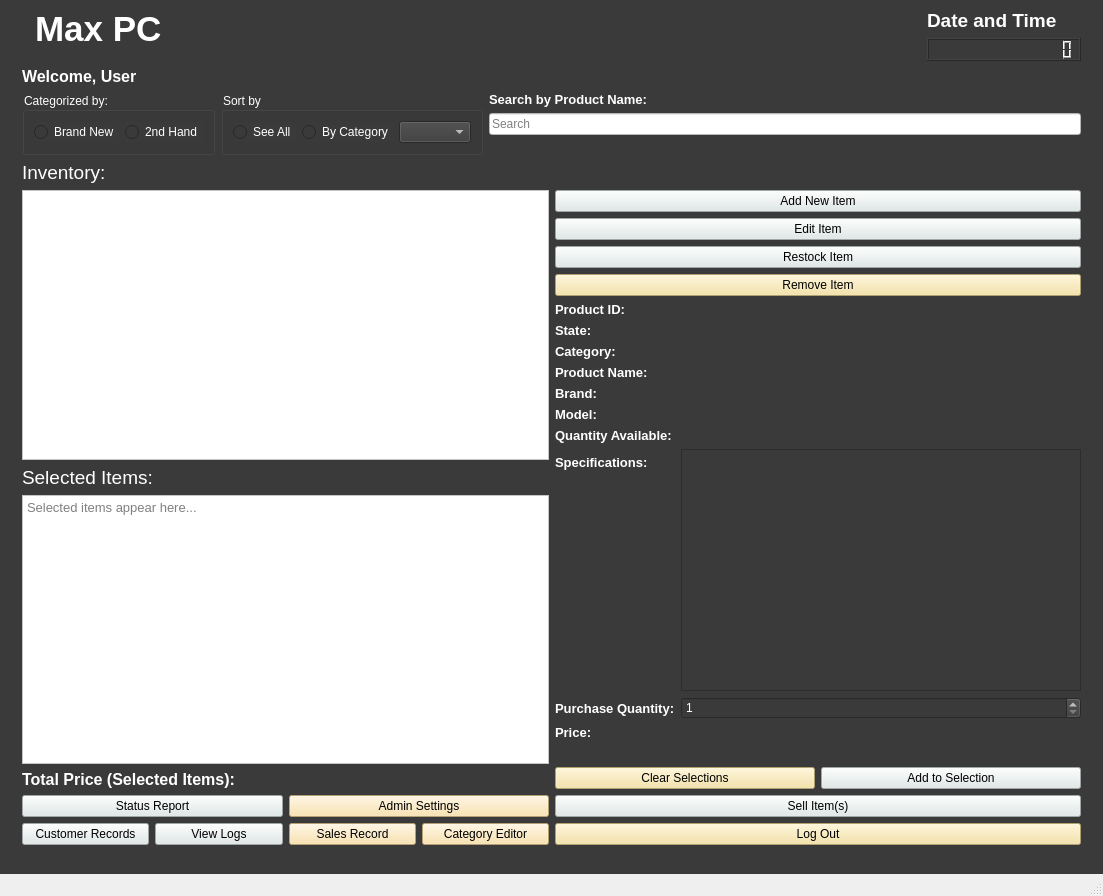
Aenan05/MAXPC, file main.ui: the form before one commit.
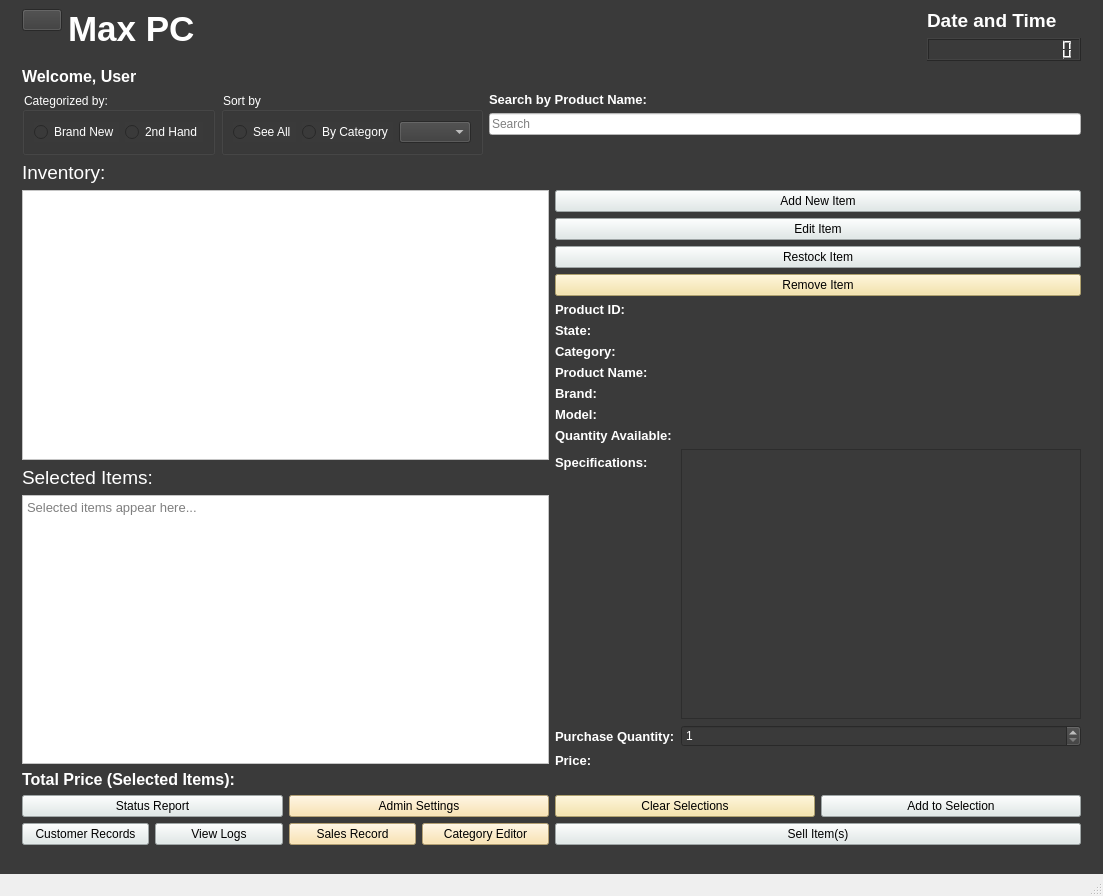
The form after the commit. Icons and pictures are not drawn.

Commit message: 060323 2104 admin panel patch

Diff of the .ui file:
```diff
--- a/main.ui
+++ b/main.ui
@@ -53,18 +53,24 @@
              </widget>
             </item>
             <item row="0" column="0">
-             <widget class="QLabel" name="label">
+             <widget class="QPushButton" name="btnLogOut">
+              <property name="styleSheet">
+               <string notr="true">background-color:#f5e199;
+background-color: rgb(58, 58, 58);
+</string>
+              </property>
               <property name="text">
                <string/>
               </property>
-              <property name="pixmap">
-               <pixmap>100x100.png</pixmap>
+              <property name="icon">
+               <iconset>
+                <normaloff>100x100.png</normaloff>100x100.png</iconset>
               </property>
-              <property name="scaledContents">
-               <bool>false</bool>
-              </property>
-              <property name="alignment">
-               <set>Qt::AlignJustify|Qt::AlignVCenter</set>
+              <property name="iconSize">
+               <size>
+                <width>100</width>
+                <height>100</height>
+               </size>
               </property>
              </widget>
             </item>
@@ -778,39 +784,7 @@
              </layout>
             </item>
             <item>
-             <layout class="QHBoxLayout" name="horizontalLayout_8">
-              <item>
-               <widget class="QPushButton" name="btnClrSel">
-                <property name="styleSheet">
-                 <string notr="true">background-color:#f5e199;
-</string>
-                </property>
-                <property name="text">
-                 <string>Clear Selections</string>
-                </property>
-                <property name="icon">
-                 <iconset>
-                  <normaloff>close.png</normaloff>close.png</iconset>
-                </property>
-               </widget>
-              </item>
-              <item>
-               <widget class="QPushButton" name="btnAddSel">
-                <property name="styleSheet">
-                 <string notr="true">background-color: rgb(253, 251, 132);
-background-color: #dfe9e8;
-</string>
-                </property>
-                <property name="text">
-                 <string>Add to Selection</string>
-                </property>
-                <property name="icon">
-                 <iconset>
-                  <normaloff>Select.png</normaloff>Select.png</iconset>
-                </property>
-               </widget>
-              </item>
-             </layout>
+             <layout class="QHBoxLayout" name="horizontalLayout_8"/>
             </item>
            </layout>
           </item>
@@ -837,7 +811,7 @@
              </widget>
             </item>
             <item>
-             <widget class="QPushButton" name="pushButton">
+             <widget class="QPushButton" name="btnSettings">
               <property name="styleSheet">
                <string notr="true">background-color:#fade9f;
 </string>
@@ -854,20 +828,39 @@
            </layout>
           </item>
           <item>
-           <widget class="QPushButton" name="btnSell">
+           <layout class="QHBoxLayout" name="horizontalLayout_10">
+            <item>
+             <widget class="QPushButton" name="btnClrSel">
+              <property name="styleSheet">
+               <string notr="true">background-color:#f5e199;
+</string>
+              </property>
+              <property name="text">
+               <string>Clear Selections</string>
+              </property>
+              <property name="icon">
+               <iconset>
+                <normaloff>close.png</normaloff>close.png</iconset>
+              </property>
+             </widget>
+            </item>
+            <item>
+             <widget class="QPushButton" name="btnAddSel">
             <property name="styleSheet">
              <string notr="true">background-color: rgb(253, 251, 132);
 background-color: #dfe9e8;
 </string>
             </property>
             <property name="text">
-             <string>Sell Item(s)</string>
+               <string>Add to Selection</string>
             </property>
             <property name="icon">
              <iconset>
-              <normaloff>checkout.png</normaloff>checkout.png</iconset>
-            </property>
-           </widget>
+                <normaloff>Select.png</normaloff>Select.png</iconset>
+              </property>
+             </widget>
+            </item>
+           </layout>
           </item>
          </layout>
         </item>
@@ -876,6 +869,8 @@
           <item>
            <layout class="QHBoxLayout" name="horizontalLayout_14">
             <item>
+             <layout class="QHBoxLayout" name="horizontalLayout_9">
+              <item>
              <widget class="QPushButton" name="btnCustR">
               <property name="styleSheet">
                <string notr="true">background-color: rgb(253, 251, 132);
@@ -943,19 +938,22 @@
            </layout>
           </item>
           <item>
-           <widget class="QPushButton" name="btnLogOut">
+             <widget class="QPushButton" name="btnSell">
             <property name="styleSheet">
-             <string notr="true">background-color:#f5e199;
+               <string notr="true">background-color: rgb(253, 251, 132);
+background-color: #dfe9e8;
 </string>
             </property>
             <property name="text">
-             <string>Log Out</string>
+               <string>Sell Item(s)</string>
             </property>
             <property name="icon">
              <iconset>
-              <normaloff>logout1.png</normaloff>logout1.png</iconset>
-            </property>
-           </widget>
+                <normaloff>checkout.png</normaloff>checkout.png</iconset>
+              </property>
+             </widget>
+            </item>
+           </layout>
           </item>
          </layout>
         </item>
```
Left out of the diff: 2 changed lines with no effect on the pictures. Lines whose indentation alone changed are shown as unchanged. The commit also changes 3 other files.
